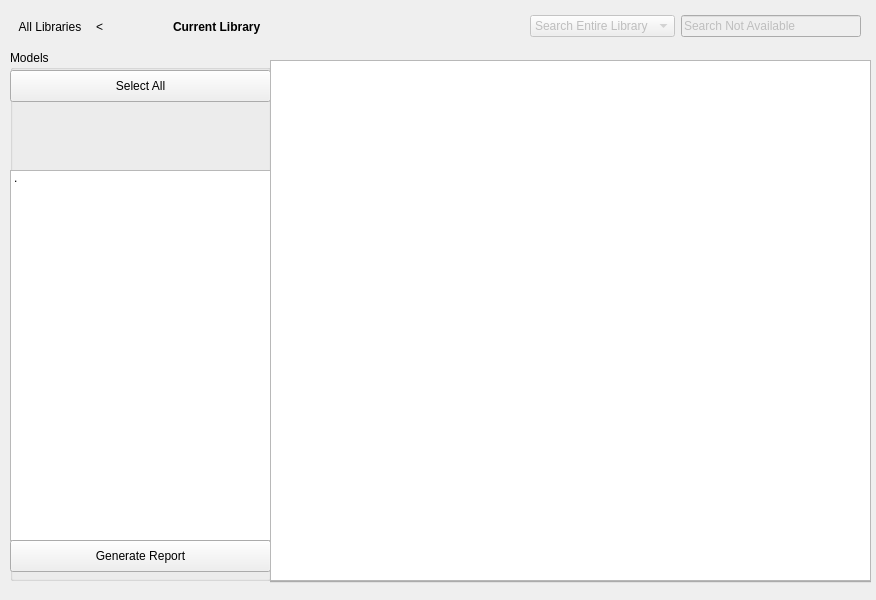
Qt form src/librarywindow.ui (torfoes/cadventory) before a commit.
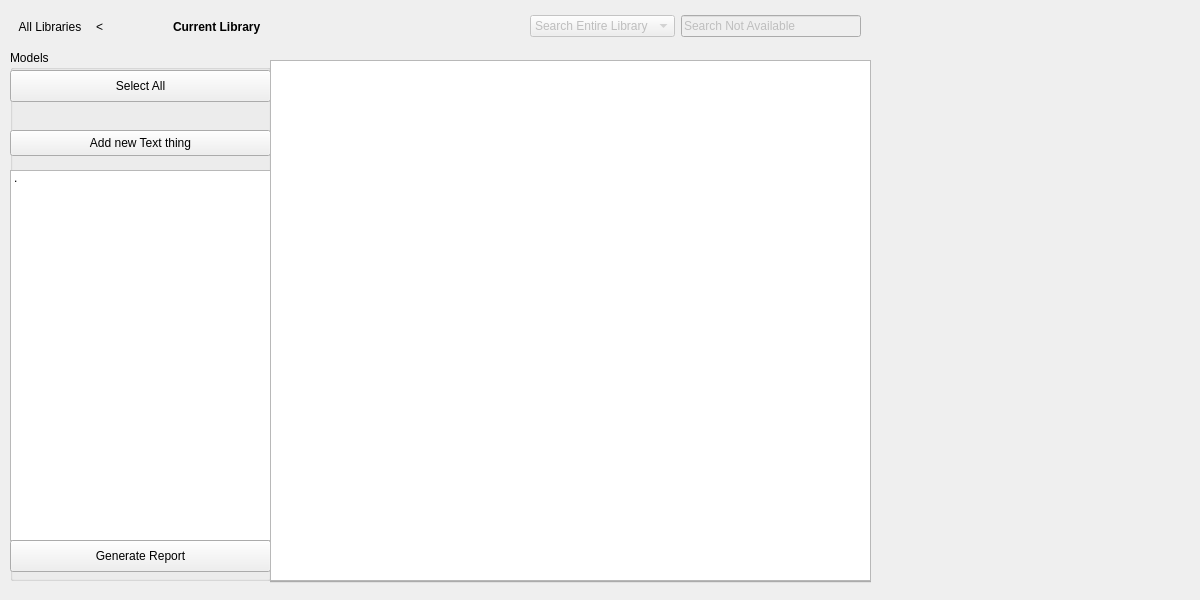
The same form after that commit.

Diff of the .ui file:
```diff
--- a/src/librarywindow.ui
+++ b/src/librarywindow.ui
@@ -6,13 +6,13 @@
    <rect>
     <x>0</x>
     <y>0</y>
-    <width>876</width>
+    <width>1200</width>
     <height>600</height>
    </rect>
   </property>
   <property name="minimumSize">
    <size>
-    <width>876</width>
+    <width>1100</width>
     <height>600</height>
    </size>
   </property>
@@ -84,6 +84,19 @@
      <string>Select All</string>
     </property>
    </widget>
+   <widget class="QPushButton" name="addTextInput">
+    <property name="geometry">
+     <rect>
+      <x>0</x>
+      <y>80</y>
+      <width>261</width>
+      <height>26</height>
+     </rect>
+    </property>
+    <property name="text">
+     <string>Add new Text thing</string>
+    </property>
+   </widget>
   </widget>
   <widget class="QTabWidget" name="tabWidget">
    <property name="geometry">
```
